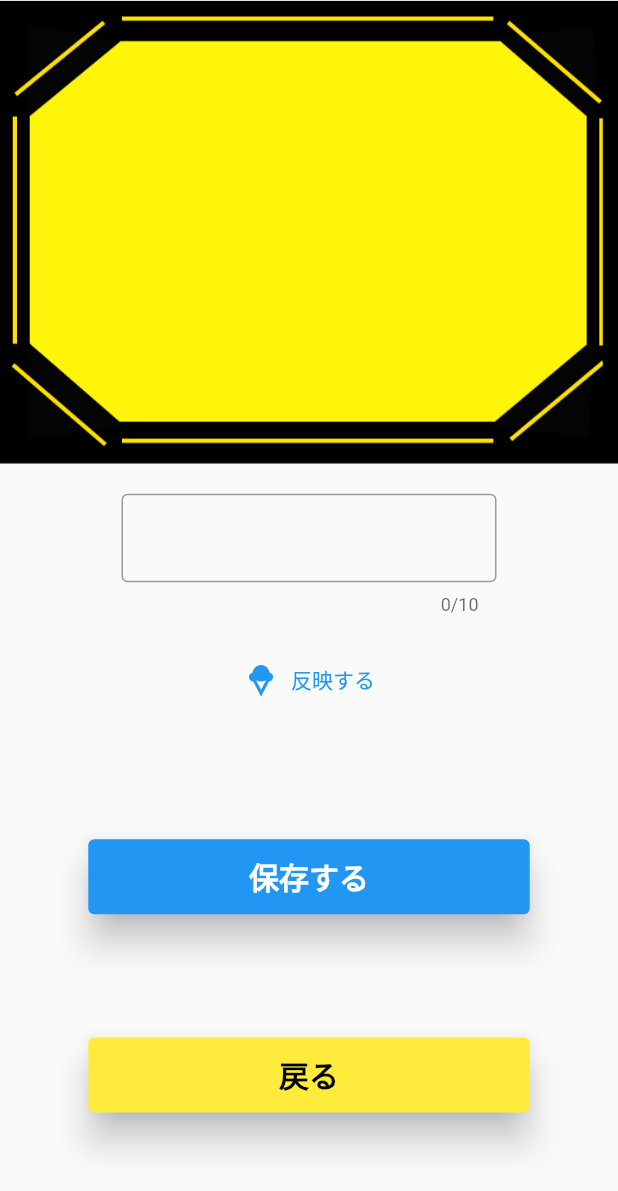
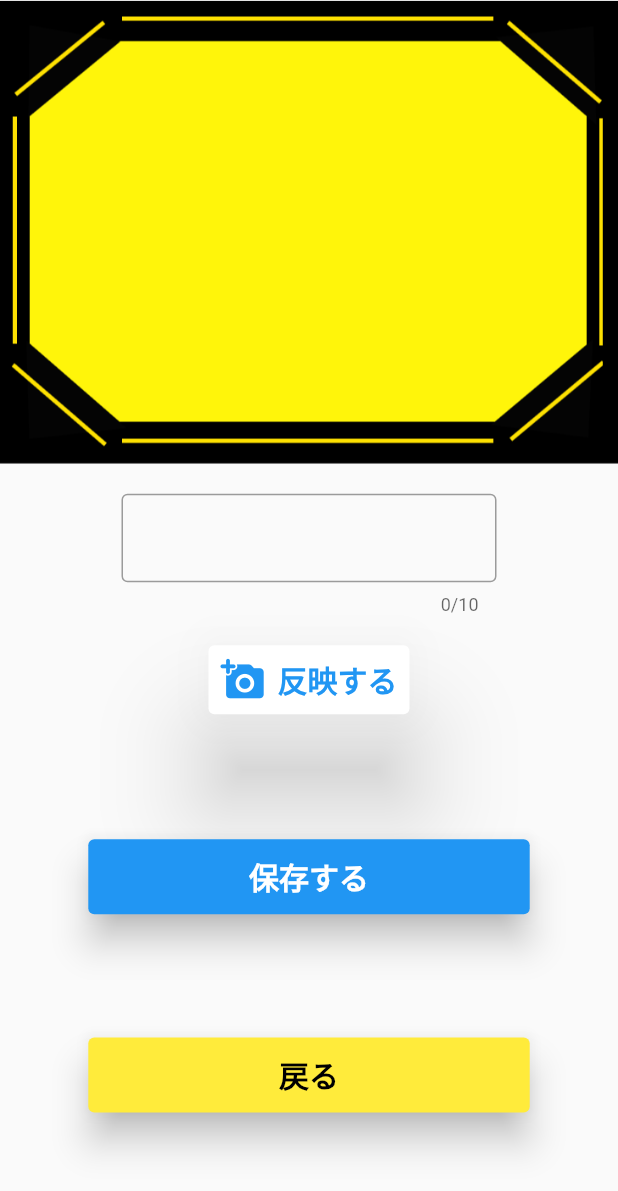
Before and after one commit to iseruuuuu/bokete_maker_app, a Flutter app: the HomeFulScreen screen opened directly, on a phone screen of 412 x 824 dp. Shown: the top 1191 px of the screen. Run offline on Flutter 3.47's test engine with Material 2 defaults, Android fonts, the phone set to English and light mode, and no system bars; our stand-ins replace get, image_gallery_saver, in_app_review; missing offline and left inert: image_editor.

Commit message:
add: 反映のボタンのデザインを作成

```diff
--- a/lib/screen/home_ful/home_ful_screen.dart
+++ b/lib/screen/home_ful/home_ful_screen.dart
@@ -50,11 +50,26 @@ class _HomeFulScreenState extends State<HomeFulScreen> {
             ),
           ),
           TextButton.icon(
+            style: ElevatedButton.styleFrom(
+              primary: Colors.white,
+              onPrimary: Colors.blue,
+              elevation: 30,
+            ),
             onPressed: () {
               addText(fontName);
             },
-            icon: const Icon(Icons.icecream),
-            label: const Text('反映する'),
+            icon: const Icon(
+              Icons.add_a_photo_rounded,
+              size: 30,
+            ),
+            label: const Text(
+              '反映する',
+              style: TextStyle(
+                color: Colors.blue,
+                fontSize: 20,
+                fontWeight: FontWeight.bold,
+              ),
+            ),
           ),
           const Spacer(),
           SizedBox(
```
